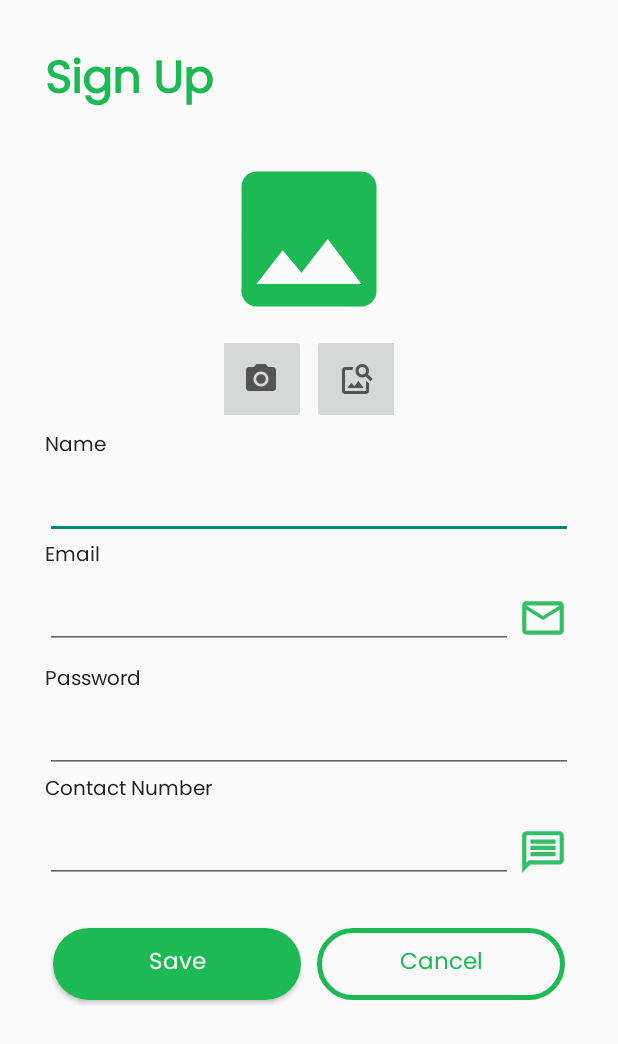
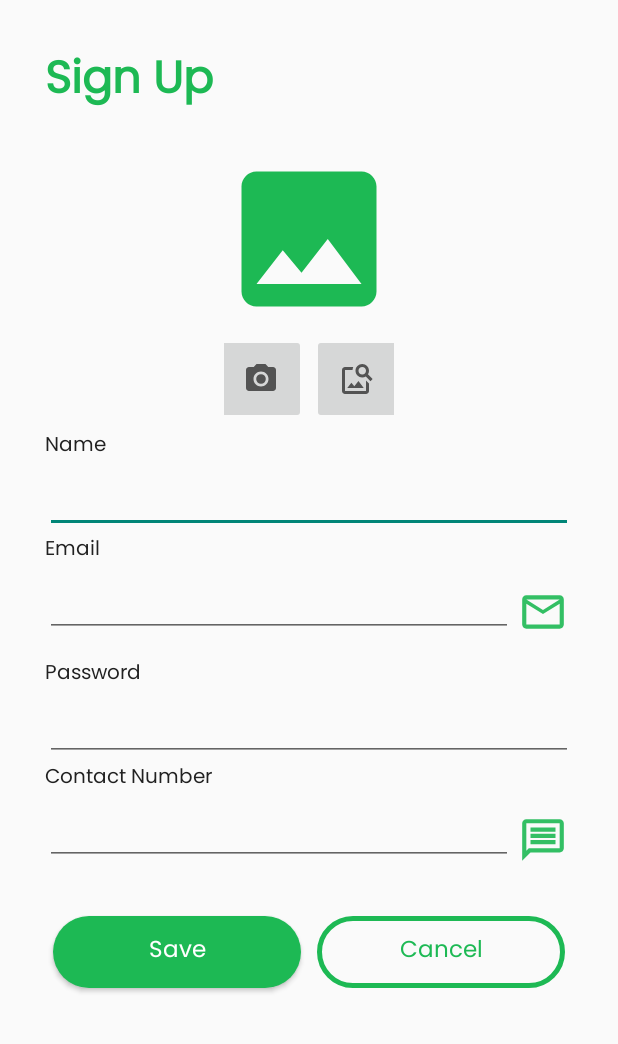
Before and after one commit to djaydevs/android-music-player, an Android app: the layout activity_sign_up.xml on its own in the app's theme, with its tools: preview values and no code run, on a phone screen of 412 x 824 dp. Shown: the top 1044 px of the screen. Run offline under Robolectric (Android 15) with nearby library versions, the phone set to English and light mode, and no system bars.

Commit message:
added log in and sign up with database

```diff
--- a/app/build.gradle
+++ b/app/build.gradle
@@ -36,4 +36,6 @@ dependencies {
     testImplementation 'junit:junit:4.13.2'
     androidTestImplementation 'androidx.test.ext:junit:1.1.5'
     androidTestImplementation 'androidx.test.espresso:espresso-core:3.5.1'
+
+    implementation 'androidx.sqlite:sqlite:2.2.0'
 }
--- a/app/src/main/res/layout/activity_sign_up.xml
+++ b/app/src/main/res/layout/activity_sign_up.xml
@@ -66,7 +66,8 @@
             android:layout_width="match_parent"
             android:layout_height="wrap_content"
             android:fontFamily="@font/poppins"
-            android:textColor="@color/black_400" />
+            android:textColor="@color/black_400"
+            android:textSize="15sp" />
 
     </LinearLayout>
 
@@ -88,12 +89,13 @@
             android:orientation="horizontal" >
 
             <EditText
-                android:id="@+id/etEmail"
+                android:id="@+id/etEmailSignUp"
                 android:layout_width="match_parent"
                 android:layout_height="wrap_content"
                 android:layout_weight="1"
                 android:fontFamily="@font/poppins"
-                android:textColor="@color/black_400" />
+                android:textColor="@color/black_400"
+                android:textSize="15sp" />
             <ImageView
                 android:id="@+id/btnMail"
                 android:layout_width="60dp"
@@ -119,11 +121,13 @@
             android:textColor="@color/black_400" />
 
         <EditText
-            android:id="@+id/etPassword"
+            android:id="@+id/etPasswordSignUp"
             android:layout_width="match_parent"
             android:layout_height="wrap_content"
             android:fontFamily="@font/poppins"
-            android:textColor="@color/black_400" />
+            android:textColor="@color/black_400"
+            android:textSize="15sp"
+            android:inputType="textPassword" />
     </LinearLayout>
     <LinearLayout
         android:layout_width="match_parent"
@@ -147,8 +151,9 @@
                 android:layout_width="match_parent"
                 android:layout_height="wrap_content"
                 android:layout_weight="1"
+                android:fontFamily="@font/poppins"
                 android:textColor="@color/black_400"
-                android:fontFamily="@font/poppins" />
+                android:textSize="15sp" />
             <ImageView
                 android:id="@+id/btnContact"
                 android:layout_width="60dp"
@@ -167,7 +172,7 @@
         android:orientation="horizontal">
 
         <Button
-            android:id="@+id/btnSignup"
+            android:id="@+id/btnSave"
             android:layout_width="match_parent"
             android:layout_height="wrap_content"
             android:layout_margin="5dp"
@@ -180,7 +185,7 @@
             android:textColor="@color/white" />
 
         <Button
-            android:id="@+id/btnLogin"
+            android:id="@+id/btnCancel"
             android:layout_width="match_parent"
             android:layout_height="wrap_content"
             android:layout_margin="5dp"
```
Also changed, not shown: app/src/main/AndroidManifest.xml (+4 -5 lines), app/src/main/java/com/example/playlistapp/DatabaseHelper.java (added, +76 -0 lines), app/src/main/java/com/example/playlistapp/LogInActivity.java (+28 -12 lines), app/src/main/java/com/example/playlistapp/SignUpActivity.java (+84 -2 lines), app/src/main/res/layout/activity_log_in.xml (+5 -2 lines).
